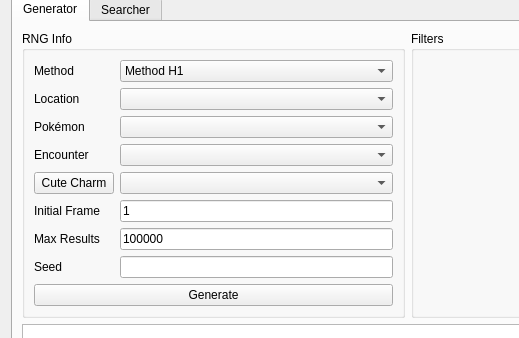
Qt form Forms/Gen3/Wild3.ui (Admiral-Fish/PokeFinder) before a commit; both pictures show x 0 to 519 and y 112 to 450 of the 1200 by 750 pixel window.
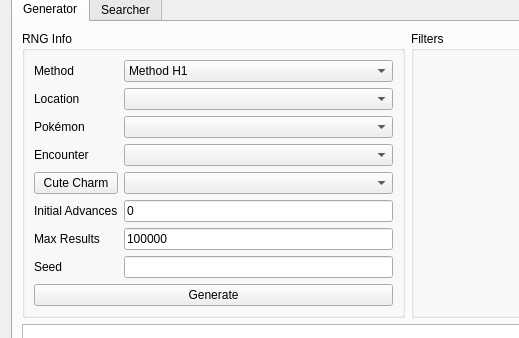
The same form after that commit. Icons and pictures are not drawn. Custom widgets are drawn as their Qt base class.

Commit message: Rename frame to advance, and start from advance 0

What changed in the file:
```diff
--- a/Forms/Gen3/Wild3.ui
+++ b/Forms/Gen3/Wild3.ui
@@ -175,7 +175,7 @@
              </sizepolicy>
             </property>
             <property name="text">
-             <string>Initial Frame</string>
+             <string>Initial Advances</string>
             </property>
            </widget>
           </item>
@@ -261,7 +261,7 @@
              <string/>
             </property>
             <property name="text">
-             <string notr="true">1</string>
+             <string notr="true">0</string>
             </property>
            </widget>
           </item>
```
Left out of the diff: 6 changed lines with no effect on the pictures. The commit also changes 272 other files.
